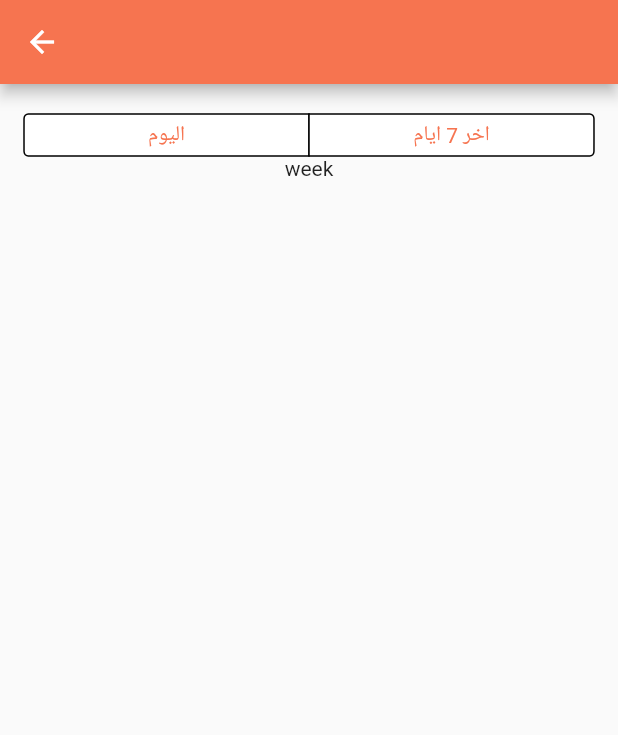
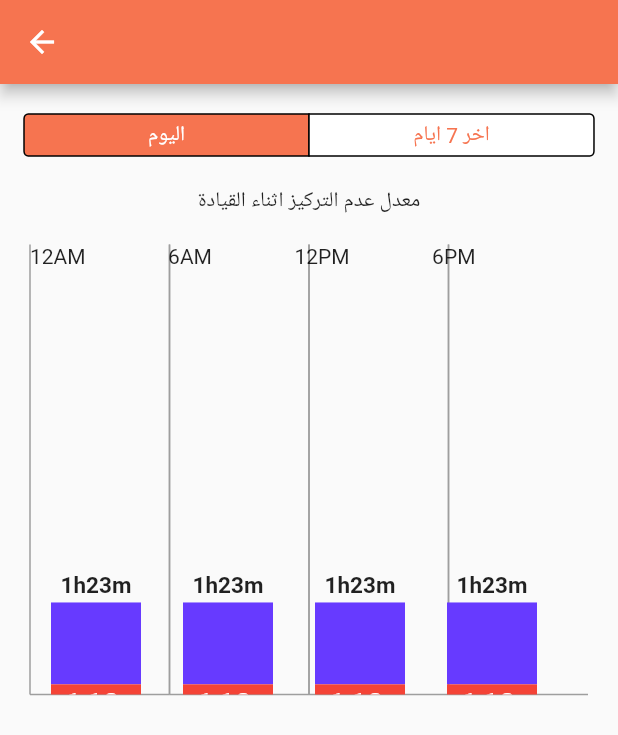
Before and after one commit to MrSalman333/HCI-Project, a Flutter app: the screen it shows after launch, after a tap on "دخول", on a phone screen of 412 x 824 dp. Shown: the top 735 px of the screen. Run offline on Flutter 3.47's test engine with Material 2 defaults, Android fonts, the phone set to English and light mode, and no system bars.

Commit message:
added my own bars with random data

```diff
--- a/app/lib/pages/Data.dart
+++ b/app/lib/pages/Data.dart
@@ -1,5 +1,7 @@
 import 'package:flutter/cupertino.dart';
 import 'package:flutter/material.dart';
+
+import '../widgets/chart.dart';
 
 class Data extends StatefulWidget {
   @override
@@ -7,7 +9,7 @@ class Data extends StatefulWidget {
 }
 
 class _DataState extends State<Data> {
-  String _selected;
+  String _selected = "day";
   @override
   Widget build(BuildContext context) {
     return Scaffold(
@@ -26,7 +28,7 @@ class _DataState extends State<Data> {
                 groupValue: _selected,
                 onValueChanged: (value) => setState(() => _selected = value)),
           ),
-          _selected == "day" ? Text('day') : Text("week")
+          _selected == "day" ? Chart() : Text("week")
         ],
       ),
     );
--- /dev/null
+++ b/app/lib/pages/DayData.dart
@@ -0,0 +1,10 @@
+import 'package:flutter/material.dart';
+
+import '../widgets/chart.dart';
+
+class DayData extends StatelessWidget {
+  @override
+  Widget build(BuildContext context) {
+    return Chart();
+  }
+}
--- /dev/null
+++ b/app/lib/widgets/chart.dart
@@ -0,0 +1,165 @@
+import 'dart:core';
+import 'dart:math';
+import 'dart:ui' as ui;
+
+import 'package:flutter/material.dart';
+
+class Chart extends StatelessWidget {
+/*   final _barWidth = 28.0;
+  final _barMargin = .6965;
+  final _barMaxHeight = 284.0;
+ */
+  final _barWidth = 60.0;
+  final _barMargin = 14.0;
+  final _barMaxHeight = 284.0;
+
+  List<Widget> get _randomBars {
+    var list = <Widget>[];
+    for (var i = 0; i < 4; i++) {
+      var randomS = Random().nextInt(21600);
+      if (randomS < 2000) randomS = 0;
+      list.add(Bar(
+        barMargin: _barMargin,
+        barMaxHeight: _barMaxHeight,
+        barWidth: _barWidth,
+        driveTime: Duration(seconds: randomS),
+        maxDriveTime: Duration(seconds: 21600),
+        unfucusPer: Random().nextDouble(),
+      ));
+    }
+    return list;
+  }
+
+  @override
+  Widget build(BuildContext context) {
+    return Column(
+      children: <Widget>[
+        SizedBox(height: 20),
+        Text("معدل عدم التركيز اثناء القيادة"),
+        Container(
+          width: double.infinity,
+          height: 359,
+          padding: const EdgeInsets.all(20),
+          child: Stack(
+            children: <Widget>[
+              CustomPaint(
+                size: Size.fromHeight(300),
+                painter: ChartPainter(),
+              ),
+              Column(
+                children: <Widget>[
+                  Row(
+                    children: <Widget>[
+                      Text("12AM"),
+                      SizedBox(width: 55),
+                      Text("6AM"),
+                      SizedBox(width: 55),
+                      Text("12PM"),
+                      SizedBox(width: 55),
+                      Text("6PM"),
+                    ],
+                  ),
+                  Container(
+                    height: _barMaxHeight,
+                    child: Row(
+                      crossAxisAlignment: CrossAxisAlignment.end,
+                      children: _randomBars,
+                    ),
+                  )
+                ],
+              )
+            ],
+          ),
+        ),
+      ],
+    );
+  }
+}
+
+class ChartPainter extends CustomPainter {
+  @override
+  void paint(Canvas canvas, Size size) {
+    final pointMode = ui.PointMode.polygon;
+    final points = [
+      Offset(0, 0),
+      Offset(0, size.height),
+      Offset(size.width / 4, size.height),
+      Offset(size.width / 4, 0),
+      Offset(size.width / 4, size.height),
+      Offset(size.width / 2, size.height),
+      Offset(size.width / 2, 0),
+      Offset(size.width / 2, size.height),
+      Offset(size.width * 3 / 4, size.height),
+      Offset(size.width * 3 / 4, 0),
+      Offset(size.width * 3 / 4, size.height),
+      Offset(size.width, size.height),
+    ];
+    final paint = Paint()
+      ..color = Colors.grey
+      ..strokeWidth = 1
+      ..strokeCap = StrokeCap.butt;
+    canvas.drawPoints(pointMode, points, paint);
+  }
+
+  @override
+  bool shouldRepaint(CustomPainter oldDelegate) {
+    // TODO: implement shouldRepaint
+    return false;
+  }
+}
+
+class Bar extends StatelessWidget {
+  final barWidth;
+  final barMargin;
+  var barMaxHeight;
+  final Duration driveTime;
+  final unfucusPer;
+  final Duration maxDriveTime;
+  Bar(
+      {this.barMargin,
+      this.barMaxHeight,
+      this.barWidth,
+      this.driveTime,
+      this.unfucusPer,
+      this.maxDriveTime}) {
+    this.barMaxHeight -= 20;
+  }
+  @override
+  Widget build(BuildContext context) {
+    return Column(
+      mainAxisAlignment: MainAxisAlignment.end,
+      children: <Widget>[
+        Container(
+          height: 20,
+          child: Text(
+            "${driveTime.inHours}h${driveTime.inMinutes - (driveTime.inHours * 60)}m",
+            style: TextStyle(fontSize: 15, fontWeight: FontWeight.bold),
+          ),
+        ),
+        Container(
+          margin: EdgeInsets.symmetric(horizontal: barMargin),
+          color: Colors.deepPurple.withBlue(255),
+          height: (driveTime.inSeconds *
+                  (1 - unfucusPer) /
+                  maxDriveTime.inSeconds) *
+              barMaxHeight,
+          width: barWidth,
+          alignment: Alignment.center,
+        ),
+        Container(
+          margin: EdgeInsets.symmetric(horizontal: barMargin),
+          color: Colors.red,
+          height: (driveTime.inSeconds * unfucusPer / maxDriveTime.inSeconds) *
+              barMaxHeight,
+          width: barWidth,
+          alignment: Alignment.center,
+          child: Text(
+            "${(unfucusPer * 100).round()}%",
+            style: TextStyle(
+                color: Colors.white, fontSize: 25, fontWeight: FontWeight.bold),
+          ),
+        ),
+      ],
+    );
+  }
+}
```
